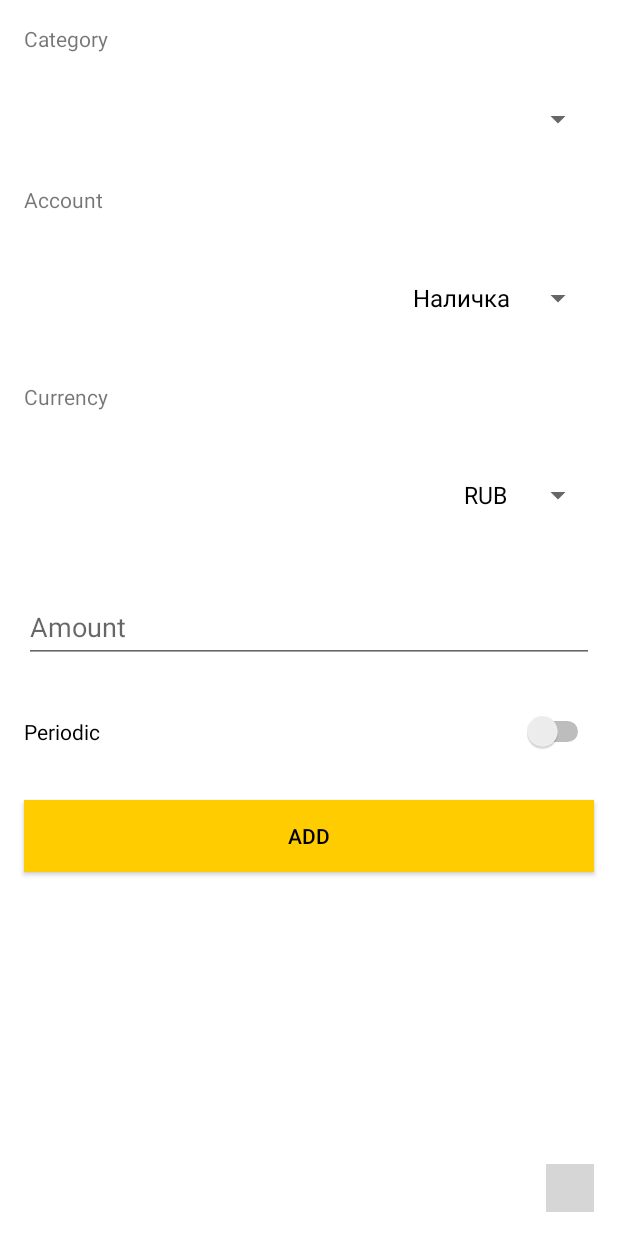
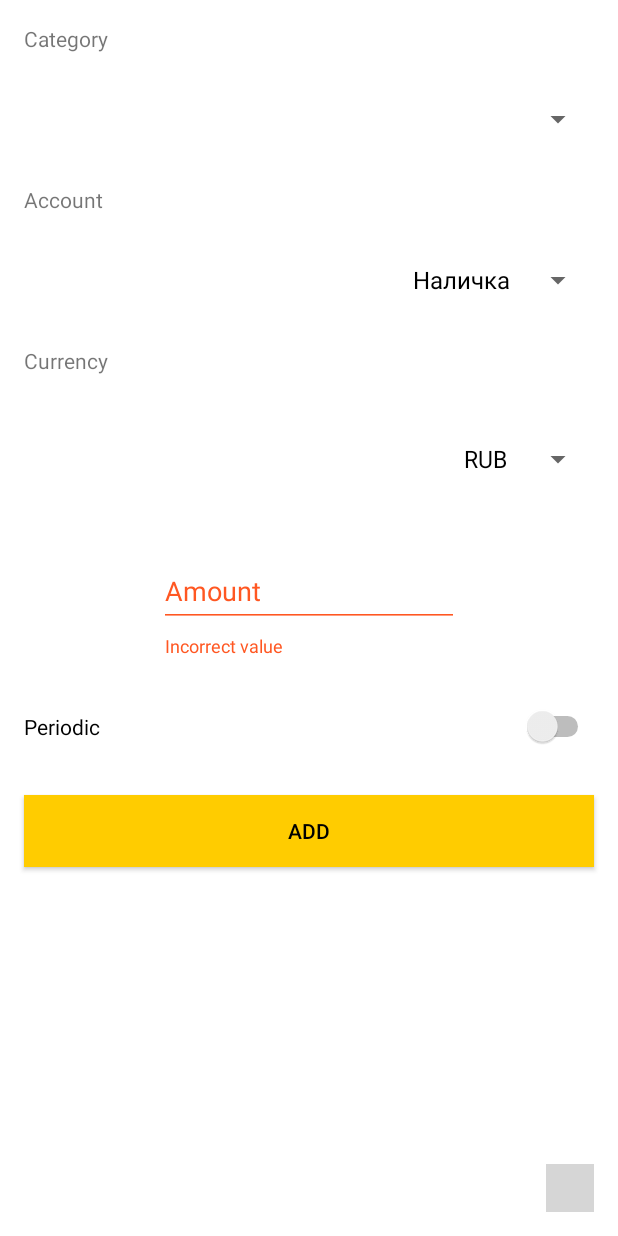
Before and after one commit to iliailemkov/Lebowski, an Android app: the fragment AddOperationFragment placed in its activity, after a tap on "ADD", on a phone screen of 412 x 824 dp. Run offline under Robolectric (Android 15) with nearby library versions, the phone set to English and light mode, and no system bars; our stand-ins replace Dagger/Hilt's generated code, Room's generated code; libraries missing offline, so code that uses them is left out: com.facebook.stetho; plain views replace SpeedDialOverlayLayout, SpeedDialView; 5 statements that could not run were skipped; grey boxes are pictures that could not be loaded.

Commit message:
добавил кастомный адаптер для спиннеров, валидаторы

```diff
--- a/app/src/main/java/com/yury/lebowski/data/local/models/Account.kt
+++ b/app/src/main/java/com/yury/lebowski/data/local/models/Account.kt
@@ -11,4 +11,6 @@ data class Account(
         val name: String,
         val balance: Double,
         val currencyType: CurrencyType
-)
+) : SpinnerObject {
+    override fun getTitle() = name
+}
--- a/app/src/main/java/com/yury/lebowski/data/local/models/Category.kt
+++ b/app/src/main/java/com/yury/lebowski/data/local/models/Category.kt
@@ -9,4 +9,6 @@ data class Category(
         @PrimaryKey(autoGenerate = true) val id: Long?,
         val operationType: OperationType,
         val name: String
-)
+) : SpinnerObject {
+    override fun getTitle() = name
+}
--- /dev/null
+++ b/app/src/main/java/com/yury/lebowski/data/local/models/SpinnerObject.kt
@@ -0,0 +1,5 @@
+package com.yury.lebowski.data.local.models
+
+interface SpinnerObject {
+    fun getTitle() : String
+}
--- a/app/src/main/java/com/yury/lebowski/di/module/ViewModelModule.kt
+++ b/app/src/main/java/com/yury/lebowski/di/module/ViewModelModule.kt
@@ -4,6 +4,7 @@ import androidx.lifecycle.ViewModel
 import com.yury.lebowski.di.ViewModelKey
 import com.yury.lebowski.ui.add_account.AddAccountViewModel
 import com.yury.lebowski.ui.add_operation.AddOperationViewModel
+import com.yury.lebowski.ui.get_summary.GetSummaryViewModel
 import com.yury.lebowski.ui.home.HomeViewModel
 import com.yury.lebowski.ui.operations.OperationsViewModel
 import com.yury.lebowski.ui.settings.SettingsViewModel
@@ -43,4 +44,9 @@ internal abstract class ViewModelModule {
     @IntoMap
     @ViewModelKey(AddAccountViewModel::class)
     abstract fun bindAddAccountViewModel(view : AddAccountViewModel) : ViewModel
+
+    @Binds
+    @IntoMap
+    @ViewModelKey(GetSummaryViewModel::class)
+    abstract fun bindGetSummaryViewModel(view : GetSummaryViewModel) : ViewModel
 }
--- /dev/null
+++ b/app/src/main/java/com/yury/lebowski/ui/CustomSpinnerAdapter.kt
@@ -0,0 +1,29 @@
+package com.yury.lebowski.ui
+
+import android.content.Context
+import android.view.View
+import android.view.ViewGroup
+import android.widget.ArrayAdapter
+import android.widget.TextView
+import com.yury.lebowski.data.local.models.SpinnerObject
+
+class CustomSpinnerAdapter<T>(context: Context, private val items: List<T>)
+    : ArrayAdapter<T>(context, android.R.layout.simple_spinner_dropdown_item, items) {
+
+    private fun getCustomView(position: Int, convertView: View?): View? {
+        var view = convertView
+        if (view == null)
+            view = View.inflate(context, android.R.layout.simple_spinner_dropdown_item, null)
+
+        (view as TextView).text = (items[position] as SpinnerObject).getTitle()
+        return view
+    }
+
+    override fun getView(position: Int, convertView: View?, parent: ViewGroup?): View? {
+        return getCustomView(position, convertView)
+    }
+
+    override fun getDropDownView(position: Int, convertView: View?, parent: ViewGroup?): View? {
+        return getCustomView(position, convertView)
+    }
+}
--- a/app/src/main/java/com/yury/lebowski/ui/add_operation/AddOperationFragment.kt
+++ b/app/src/main/java/com/yury/lebowski/ui/add_operation/AddOperationFragment.kt
@@ -1,14 +1,18 @@
 package com.yury.lebowski.ui.add_operation
 
-import android.app.DatePickerDialog
 import android.os.Bundle
+import android.text.Editable
+import android.text.TextUtils
+import android.text.TextWatcher
 import android.view.LayoutInflater
 import android.view.View
 import android.view.ViewGroup
 import android.view.animation.AnimationUtils
 import android.widget.ArrayAdapter
 import android.widget.CompoundButton
+import android.widget.NumberPicker
 import android.widget.Toast
+import androidx.appcompat.app.AlertDialog
 import androidx.core.os.bundleOf
 import androidx.lifecycle.Observer
 import androidx.lifecycle.ViewModelProviders
@@ -22,15 +26,12 @@ import com.yury.lebowski.data.local.models.enums.OperationType
 import com.yury.lebowski.di.ViewModelFactory
 import com.yury.lebowski.navigation.Navigator
 import com.yury.lebowski.navigation.NavigatorMainContainer
+import com.yury.lebowski.ui.CustomSpinnerAdapter
 import dagger.android.support.DaggerFragment
 import kotlinx.android.synthetic.main.add_operation_fragment.*
+import java.text.NumberFormat
 import java.util.*
 import javax.inject.Inject
-import android.content.DialogInterface
-import android.util.Log
-import android.widget.NumberPicker
-import androidx.appcompat.app.AlertDialog
-import kotlinx.android.synthetic.main.get_summary_fragment.*
 
 
 @NavigatorMainContainer
@@ -54,13 +55,13 @@ class AddOperationFragment : DaggerFragment(), View.OnFocusChangeListener {
 
     private val categoryList: Observer<List<Category>> = Observer { res ->
         if (res != null) {
-            categories.adapter = ArrayAdapter(context, android.R.layout.simple_spinner_dropdown_item, res.map { l -> l.name })
+            categories.adapter = CustomSpinnerAdapter(context!!, res)
         }
     }
 
     private val accountList: Observer<List<Account>> = Observer { res ->
         if (res != null) {
-            accounts.adapter = ArrayAdapter(context, android.R.layout.simple_spinner_dropdown_item, res.map { l -> l.name })
+            accounts.adapter = CustomSpinnerAdapter(context!!, res)
         }
     }
 
@@ -85,6 +86,7 @@ class AddOperationFragment : DaggerFragment(), View.OnFocusChangeListener {
         viewModel = ViewModelProviders.of(this, viewModelFactory).get(AddOperationViewModel::class.java)
         spinner_currency.adapter = ArrayAdapter(context, android.R.layout.simple_spinner_dropdown_item, CurrencyType.values().map { c -> c.code })
         viewModel.filterCategory.value = operationType
+        initAmount()
         initAddButton()
         initPeriodic()
         initDayNumberPicker()
@@ -119,10 +121,34 @@ class AddOperationFragment : DaggerFragment(), View.OnFocusChangeListener {
     override fun onFocusChange(view: View?, condition: Boolean) {
     }
 
+    private fun initAmount() {
+        moneyEditText.addTextChangedListener(object : TextWatcher {
+            override fun beforeTextChanged(s: CharSequence, start: Int, count: Int, after: Int) {
+
+            }
+            private var current = ""
+            override fun onTextChanged(s: CharSequence, start: Int, before: Int, count: Int) {
+                if(!s.toString().equals(current)){
+                    moneyEditText.removeTextChangedListener(this);
+                    var cleanString: String = s.toString().replace("[,.\\s+]".toRegex(), "")
+                    var parsed = cleanString.toDouble()
+                    var formatted = NumberFormat.getInstance().format((parsed/100));
+                    current = formatted;
+                    moneyEditText.setText(formatted);
+                    moneyEditText.setSelection(formatted.length);
+                    moneyEditText.addTextChangedListener(this);
+                }
+            }
+
+            override fun afterTextChanged(s: Editable) {
+            }
+        })
+    }
+
     private fun initPeriodic() {
         switch_periodic.isChecked = false
         operation_preiodic_layout.visibility = View.GONE
-        switch_periodic.setOnCheckedChangeListener(CompoundButton.OnCheckedChangeListener { buttonView, isChecked ->
+        switch_periodic.setOnCheckedChangeListener { buttonView, isChecked ->
             val slideInLeft = AnimationUtils.loadAnimation(context, android.R.anim.slide_in_left);
             val slideOutRight = AnimationUtils.loadAnimation(context, android.R.anim.slide_out_right);
             if (isChecked) {
@@ -132,34 +158,6 @@ class AddOperationFragment : DaggerFragment(), View.OnFocusChangeListener {
                 operation_preiodic_layout.startAnimation(slideOutRight);
                 operation_preiodic_layout.visibility = View.GONE
             }
-        })
-    }
-
-    private fun addOperation() {
-        if (switch_periodic.isChecked) {
-            viewModel.addPeriodicOperation(Operation(null,
-                    Date(),
-                    operationType!!,
-                    OperationState.Normal,
-                    moneyEditText.text.toString().toDouble() * operationType?.effect!!,
-                    accounts.adapter.getItemId(accounts.selectedItemId.toInt()),
-                    categories.adapter.getItemId(categories.selectedItemId.toInt())), 1,
-                    operation_preiodic_input.text.toString().toLong(),
-                    CurrencyType.findByCode(spinner_currency.adapter.getItem(spinner_currency.selectedItemPosition).toString())!!)
-            Toast.makeText(activity, getString(R.string.successfully_added), Toast.LENGTH_SHORT).show()
-            (activity as Navigator).navigateBack()
-        } else {
-            viewModel.addOperation(
-                    Operation(null,
-                            Date(),
-                            operationType!!,
-                            OperationState.Normal,
-                            moneyEditText.text.toString().toDouble() * operationType?.effect!!,
-                            accounts.adapter.getItemId(accounts.selectedItemId.toInt()),
-                            categories.adapter.getItemId(categories.selectedItemId.toInt())),
-                    CurrencyType.findByCode(spinner_currency.adapter.getItem(spinner_currency.selectedItemPosition).toString())!!)
-            Toast.makeText(activity, getString(R.string.successfully_added), Toast.LENGTH_SHORT).show()
-            (activity as Navigator).navigateBack()
         }
     }
 
@@ -175,10 +173,60 @@ class AddOperationFragment : DaggerFragment(), View.OnFocusChangeListener {
         dialog.setPositiveButton(R.string.number_picker_done) {
             dialogInterface, i -> operation_preiodic_input.setText(numberPicker.value.toString())
         }
-        dialog.setNegativeButton(R.string.number_picker_cancel, DialogInterface.OnClickListener { dialogInterface, i -> })
+        dialog.setNegativeButton(R.string.number_picker_cancel) { dialogInterface, i -> }
         alertDialog = dialog.create()
         operation_preiodic_input.setOnClickListener {
             alertDialog!!.show()
         }
     }
+
+    private fun validateAmount() : Boolean {
+        if (!TextUtils.isEmpty(moneyEditText.text)) {
+            money_layout.setError(null)
+        }
+        else {
+            money_layout.setError(getString(R.string.operation_incorrect_value))
+        }
+        return !TextUtils.isEmpty(moneyEditText.text)
+    }
+
+    private fun validatePeriodic() : Boolean {
+        if (!TextUtils.isEmpty(operation_preiodic_input.text)) {
+            operation_preiodic_layout.setError(null)
+        }
+        else {
+            operation_preiodic_layout.setError(getString(R.string.operation_incorrect_value))
+        }
+        return !TextUtils.isEmpty(operation_preiodic_input.text)
+    }
+
+    private fun addOperation() {
+        if(validateAmount()) {
+            if (switch_periodic.isChecked) {
+                if(validatePeriodic()) {
+                    viewModel.addPeriodicOperation(Operation(null,
+                            Date(),
+                            operationType!!,
+                            OperationState.Normal,
+                            moneyEditText.text.toString().replace("[,.\\s+]".toRegex(), "").toDouble() * operationType?.effect!!,
+                            accounts.adapter.getItemId(accounts.selectedItemId.toInt()),
+                            categories.adapter.getItemId(categories.selectedItemId.toInt())), 1,
+                            operation_preiodic_input.text.toString().toLong(),
+                            CurrencyType.findByCode(spinner_currency.adapter.getItem(spinner_currency.selectedItemPosition).toString())!!)
+                    (activity as Navigator).navigateBack()
+                }
+            } else {
+                viewModel.addOperation(
+                        Operation(null,
+                                Date(),
+                                operationType!!,
+                                OperationState.Normal,
+                                moneyEditText.text.toString().replace("[,.\\s+]".toRegex(), "").toDouble() * operationType?.effect!!,
+                                accounts.adapter.getItemId(accounts.selectedItemId.toInt()),
+                                categories.adapter.getItemId(categories.selectedItemId.toInt())),
+                        CurrencyType.findByCode(spinner_currency.adapter.getItem(spinner_currency.selectedItemPosition).toString())!!)
+                (activity as Navigator).navigateBack()
+            }
+        }
+    }
 }
--- a/app/src/main/java/com/yury/lebowski/ui/add_operation/AddOperationViewModel.kt
+++ b/app/src/main/java/com/yury/lebowski/ui/add_operation/AddOperationViewModel.kt
@@ -23,6 +23,7 @@ class AddOperationViewModel @Inject constructor(
     val categories = Transformations.switchMap(filterCategory) {
         operationRepository.getCategoriesByType(filterCategory.value ?: OperationType.Expenditure)
     }
+
     val accounts = accountRepository.getBalances()
 
     fun addOperation(operation: Operation, currencyType: CurrencyType) {
--- a/app/src/main/java/com/yury/lebowski/ui/get_summary/GetSummaryViewModel.kt
+++ b/app/src/main/java/com/yury/lebowski/ui/get_summary/GetSummaryViewModel.kt
@@ -1,10 +1,12 @@
 package com.yury.lebowski.ui.get_summary
 
 import androidx.lifecycle.ViewModel
+import com.yury.lebowski.data.repository.AccountRepository
 import javax.inject.Inject
 
 class GetSummaryViewModel @Inject constructor(
-
+    private val accountRepository: AccountRepository
 ) : ViewModel() {
 
+    val accounts by lazy { accountRepository.getBalances() }
 }
--- a/app/src/main/res/layout/add_account_fragment.xml
+++ b/app/src/main/res/layout/add_account_fragment.xml
@@ -16,7 +16,8 @@
         <com.google.android.material.textfield.TextInputLayout
             android:id="@+id/til_account_name"
             android:layout_width="match_parent"
-            android:layout_height="wrap_content">
+            android:layout_height="wrap_content"
+            android:layout_margin="@dimen/item_input_margin">
 
             <com.google.android.material.textfield.TextInputEditText
                 android:id="@+id/et_account_name"
--- a/app/src/main/res/layout/add_operation_fragment.xml
+++ b/app/src/main/res/layout/add_operation_fragment.xml
@@ -57,8 +57,9 @@
 
         <com.google.android.material.textfield.TextInputLayout
             android:id="@+id/money_layout"
-            android:layout_width="match_parent"
+            android:layout_width="200dp"
             android:layout_height="wrap_content"
+            android:layout_gravity="center"
             android:layout_margin="@dimen/item_input_margin">
 
             <com.google.android.material.textfield.TextInputEditText
@@ -80,10 +81,11 @@
 
         <com.google.android.material.textfield.TextInputLayout
             android:id="@+id/operation_preiodic_layout"
-            android:layout_width="match_parent"
+            android:layout_width="120dp"
             android:layout_height="wrap_content"
-            android:hint="@string/periodic_hint"
-            android:layout_margin="@dimen/item_input_margin">
+            android:layout_gravity="center"
+            android:layout_margin="@dimen/item_input_margin"
+            android:hint="@string/periodic_hint">
 
             <com.google.android.material.textfield.TextInputEditText
                 android:id="@+id/operation_preiodic_input"
--- a/app/src/main/res/values/strings.xml
+++ b/app/src/main/res/values/strings.xml
@@ -60,6 +60,7 @@
     <string name="start_date">Start date</string>
     <string name="finish_date">Finish date</string>
     <string name="plot_btn">Plot</string>
+    <string name="summary_incorrect_value">Incorrect value</string>
     <!--statisitcs page-->
 
     <!--about page-->
@@ -78,6 +79,7 @@
     <string name="periodic">Periodic</string>
     <string name="periodic_hint">Periodic</string>
     <string name="incorrect_data">Incorrect input data</string>
+    <string name="operation_incorrect_value">Incorrect value</string>
     <!--add operation page-->
 
     <!--Pages-->
```
Also changed, not shown: app/src/main/java/com/yury/lebowski/ui/get_summary/GetSummaryFragment.kt (+69 -17 lines), app/src/main/res/layout/get_summary_fragment.xml (+14 -0 lines).
